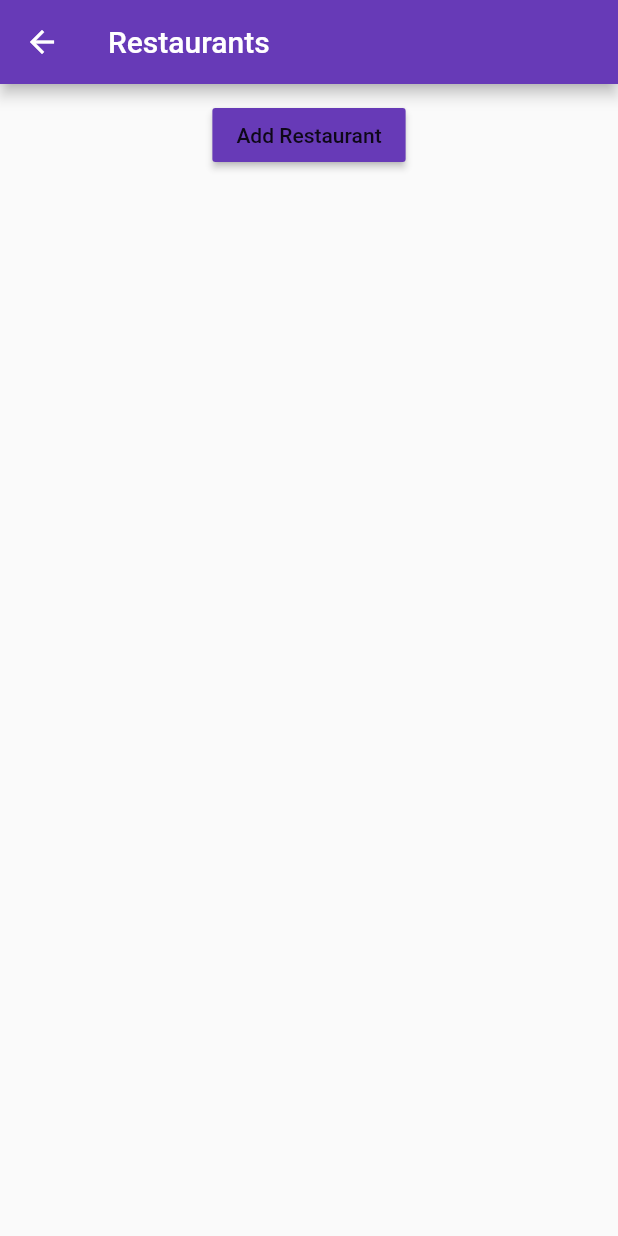
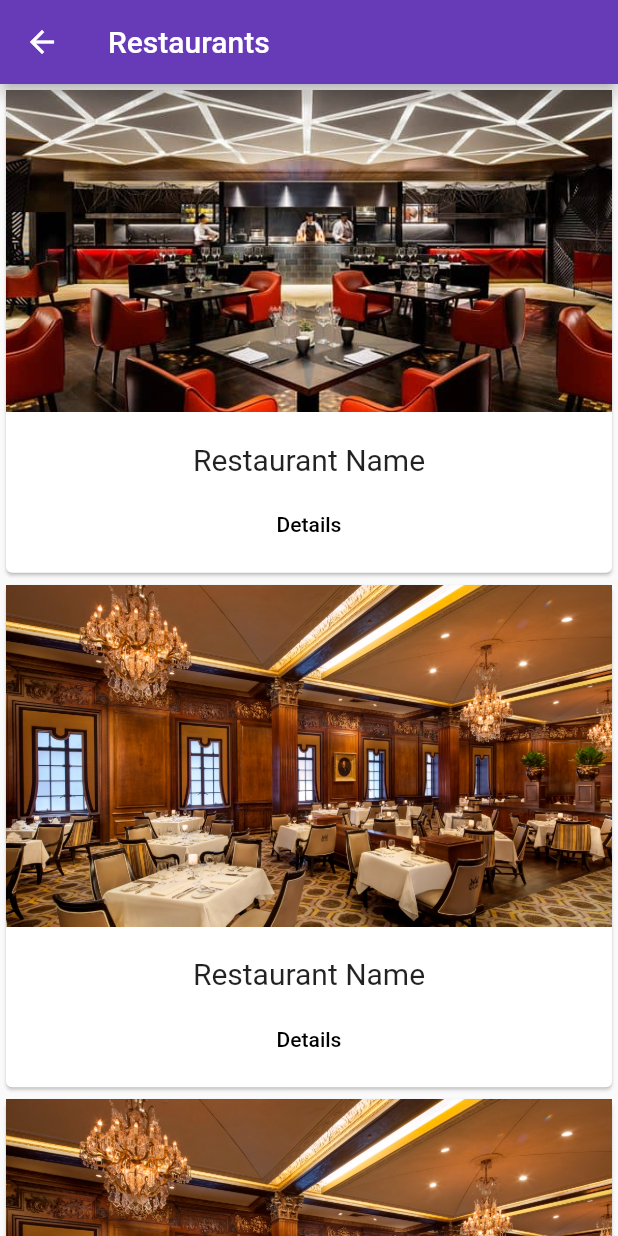
Before and after one commit to nimakarimipour/Jazb, a Flutter app: the CategoryPage screen opened directly, after a tap on "Restaurants", on a phone screen of 412 x 824 dp. Run offline on Flutter 3.47's test engine with Material 2 defaults, Android fonts, the phone set to English and light mode, and no system bars.

```diff
--- a/jazb/lib/main.dart
+++ b/jazb/lib/main.dart
@@ -1,5 +1,6 @@
 import 'package:flutter/material.dart';
 import 'package:flutter/rendering.dart';
+import 'package:jazb/pages/category.dart';
 
 import './pages/auth.dart';
 
@@ -19,7 +20,7 @@ class MyApp extends StatelessWidget {
           brightness: Brightness.light,
           primarySwatch: Colors.deepPurple,
           accentColor: Colors.deepOrange),
-      home: AuthPage(),
+      home: CategoryPage(),
     );
   }
 }
--- a/jazb/lib/restaurant_control.dart
+++ /dev/null
@@ -1,25 +0,0 @@
-import 'package:flutter/material.dart';
-import 'dart:math';
-
-class RestaurantControl extends StatelessWidget {
-  final Function addRestaurant;
-  Random random;
-
-  RestaurantControl(this.addRestaurant){
-    random = new Random();
-  }
-
-  @override
-  Widget build(BuildContext context) {
-    return RaisedButton(
-      color: Theme.of(context).primaryColor,
-      onPressed: () {
-        addRestaurant({
-          'title': 'Narenjestan',
-          'image': 'assets/restaurant_interior_'+ random.nextInt(3).toString() + '.jpg'
-        });
-      },
-      child: Text('Add Restaurant'),
-    );
-  }
-}
--- a/jazb/lib/restaurant_manager.dart
+++ b/jazb/lib/restaurant_manager.dart
@@ -1,12 +1,9 @@
 import 'package:flutter/material.dart';
 
 import './restaurants.dart';
-import './restaurant_control.dart';
+import 'dart:math';
 
 class RestaurantManager extends StatefulWidget {
-  final Map<String, String> startingRestaurant;
-
-  RestaurantManager({this.startingRestaurant});
 
   @override
   State<StatefulWidget> createState() {
@@ -19,39 +16,18 @@ class _RestaurantManagerState extends State<RestaurantManager> {
 
   @override
   void initState() {
-    if (widget.startingRestaurant != null) {
-      _restaurants.add(widget.startingRestaurant);
+    super.initState();
+    Random random = new Random();
+    for(var i = 0; i < 10; i++){
+      _restaurants.add({
+          'title': 'Restaurant Name',
+          'image': 'assets/restaurant_interior_'+ random.nextInt(3).toString() + '.jpg'
+        });
     }
-    super.initState();
-  }
-
-  @override
-  void didUpdateWidget(RestaurantManager oldWidget) {
-    super.didUpdateWidget(oldWidget);
-  }
-
-  void _addRestaurant(Map<String, String> restaurant) {
-    setState(() {
-      _restaurants.add(restaurant);
-    });
-  }
-
-  void _deleteRestaurant(int index) {
-    setState(() {
-      _restaurants.removeAt(index);
-    });
   }
 
   @override
   Widget build(BuildContext context) {
-    return Column(
-      children: [
-        Container(
-          margin: EdgeInsets.all(10.0),
-          child: RestaurantControl(_addRestaurant),
-        ),
-        Expanded(child: Restaurants(_restaurants, deleteRestaurant: _deleteRestaurant))
-      ],
-    );
+    return Restaurants(_restaurants);
   }
 }
--- a/jazb/lib/restaurants.dart
+++ b/jazb/lib/restaurants.dart
@@ -4,9 +4,8 @@ import './pages/restaurant.dart';
 
 class Restaurants extends StatelessWidget {
   final List<Map<String, String>> restaurants;
-  final Function deleteRestaurant;
 
-  Restaurants(this.restaurants, {this.deleteRestaurant}) {}
+  Restaurants(this.restaurants);
 
   Widget _buildRestaurantItem(BuildContext context, int index) {
     return Card(
@@ -16,7 +15,13 @@ class Restaurants extends StatelessWidget {
             tag: 'ImgTag' + index.toString(),
             child: Image.asset(restaurants[index]['image']),
           ),
-          Text(restaurants[index]['title']),
+          Container(
+            margin: EdgeInsets.only(top: 20),
+            child: Text(
+              restaurants[index]['title'],
+              style: TextStyle(fontSize: 20),
+            ),
+          ),
           ButtonBar(
             alignment: MainAxisAlignment.center,
             children: <Widget>[
@@ -30,11 +35,7 @@ class Restaurants extends StatelessWidget {
                             restaurants[index]['image'],
                             'ImgTag' + index.toString()),
                       ),
-                    ).then((bool value) {
-                      if (value) {
-                        deleteRestaurant(index);
-                      }
-                    }),
+                    ),
               )
             ],
           )
@@ -51,7 +52,11 @@ class Restaurants extends StatelessWidget {
         itemCount: restaurants.length,
       );
     } else {
-      restaurantCards = Container();
+      restaurantCards = Container(
+        child: Center(
+          child: Text('Nothing to Show'),
+        ),
+      );
     }
     return restaurantCards;
   }
```
Also changed, not shown: jazb/lib/pages/restaurant.dart (+3 -12 lines), 1 other file.
